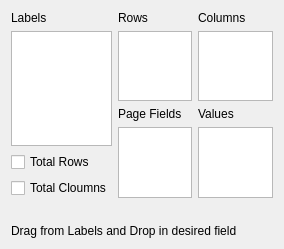
Above: sheets/dialogs/pivotmain.ui from KDE/calligra before the change. Below: the same form after it.
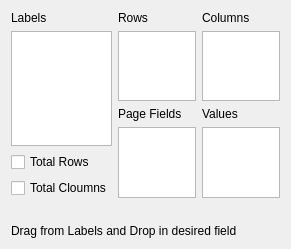
That is the form after the change.

Commit message: Pivot Tables almost built

```diff
--- a/sheets/dialogs/pivotmain.ui
+++ b/sheets/dialogs/pivotmain.ui
@@ -6,7 +6,7 @@
    <rect>
     <x>0</x>
     <y>0</y>
-    <width>284</width>
+    <width>291</width>
     <height>249</height>
    </rect>
   </property>
@@ -94,7 +94,7 @@
             </widget>
            </item>
            <item>
-            <widget class="QListWidget" name="Values"/>
+            <widget class="QListWidget" name="PageFields"/>
            </item>
           </layout>
          </item>
@@ -108,7 +108,7 @@
             </widget>
            </item>
            <item>
-            <widget class="QListWidget" name="PageFields"/>
+            <widget class="QListWidget" name="Values"/>
            </item>
           </layout>
          </item>
```
The commit also changes 2 other files.
